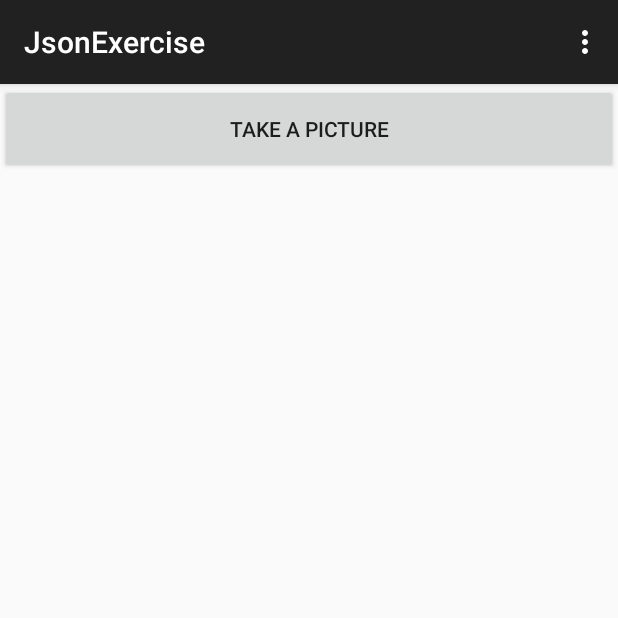
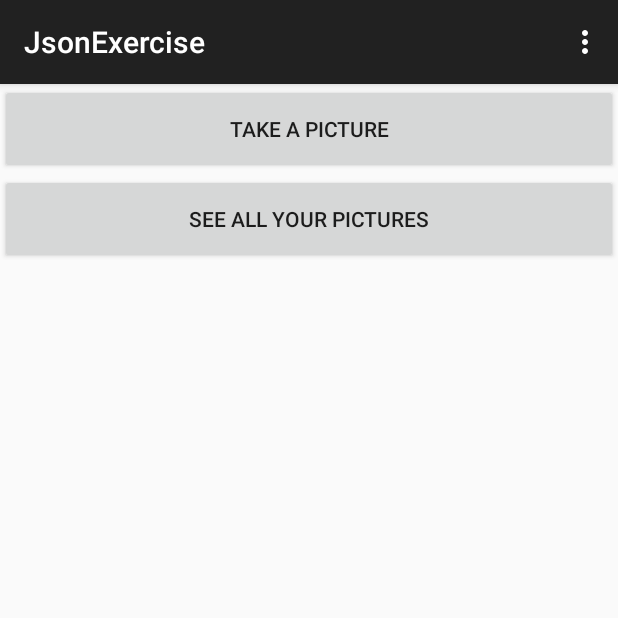
Before and after one commit to noor123/Android_secondExercise, an Android app: the TakePhotosActivity screen opened directly, with no data from a screen before it, on a phone screen of 412 x 824 dp, the top half of it. Run offline under Robolectric (Android 15) with nearby library versions, the phone set to English and light mode, and no system bars; our stand-ins replace Picasso; pictures from the network do not load.

Commit message:
you can see all photos

```diff
--- a/app/src/main/AndroidManifest.xml
+++ b/app/src/main/AndroidManifest.xml
@@ -32,6 +32,10 @@
             android:name=".activities.TakePhotosActivity"
             android:label="JsonExercise" >
         </activity>
+        <activity
+            android:name=".activities.ListOfPicturesActivity"
+            android:label="JsonExercise" >
+        </activity>
     </application>
 
 </manifest>
--- a/app/src/main/java/com/example/jeansmits/jsonexercise/activities/TakePhotosActivity.java
+++ b/app/src/main/java/com/example/jeansmits/jsonexercise/activities/TakePhotosActivity.java
@@ -12,15 +12,23 @@ import android.view.Menu;
 import android.view.MenuItem;
 import android.view.View;
 import android.widget.Button;
+import android.widget.EditText;
 import android.widget.ImageView;
 import com.squareup.picasso.Picasso;
 import com.example.jeansmits.jsonexercise.R;
+import android.widget.Toast;
 
 import java.io.File;
 
 public class TakePhotosActivity extends AppCompatActivity implements View.OnClickListener {
+    File fileDirectory;
     Button takePhoto;
-    File fileSaved;
+    EditText namePhoto;
+    Button savePhoto;
+    File fileWithPhoto;
+    Button deletePhoto;
+    Button gotoListPhotos;
+                    // Op andere pagina drop-down box met images en dan één image eronder.
     private static final String TAG = "MyActivity";
 
     @Override
@@ -30,10 +38,18 @@ public class TakePhotosActivity extends AppCompatActivity implements View.OnClic
 
         takePhoto = (Button) findViewById(R.id.take_photo);
         takePhoto.setOnClickListener(this);
+        deletePhoto = (Button) findViewById(R.id.delete_photo);
+        deletePhoto.setOnClickListener(this);
+        gotoListPhotos = (Button) findViewById(R.id.go_to_list_photos);
+        gotoListPhotos.setOnClickListener(this);
+        savePhoto = (Button) findViewById(R.id.save_image);
+        savePhoto.setOnClickListener(this);
+        namePhoto = (EditText) findViewById(R.id.name_image);
+
         boolean ExternalStorageAccessible = isExternalStorageWritable();
         if (ExternalStorageAccessible) {
-            File fileDirectory = makeAlbumStorageDir("photos");
-            fileSaved = new File(fileDirectory, "photosTakenByUser.jpg");
+            fileDirectory = makeAlbumStorageDir("photos");
+            fileWithPhoto = new File(fileDirectory, "photosTakenByUser.jpg");
         }
     }
 
@@ -64,26 +80,38 @@ public class TakePhotosActivity extends AppCompatActivity implements View.OnClic
 
     @Override
     public void onClick(View v) {
-        Intent i = new Intent(MediaStore.ACTION_IMAGE_CAPTURE);
-        i.putExtra(MediaStore.EXTRA_OUTPUT, Uri.fromFile(fileSaved));
-        startActivityForResult(i, 0);
+        if (v == takePhoto) {
+            Intent i = new Intent(MediaStore.ACTION_IMAGE_CAPTURE);
+            i.putExtra(MediaStore.EXTRA_OUTPUT, Uri.fromFile(fileWithPhoto));
+            startActivityForResult(i, 0);
+            namePhoto.setText("");
+        } else if (v == deletePhoto) {
+            fileWithPhoto.delete();
+            ImageView showPhoto = (ImageView) findViewById(R.id.photo);
+            showPhoto.setVisibility(View.INVISIBLE);
+            deletePhoto.setVisibility(View.INVISIBLE);
+        } else if (v == gotoListPhotos) {
+            Intent intent = new Intent(this, ListOfPicturesActivity.class);
+            startActivity(intent);
+        } else if (v == savePhoto) {
+            File f = new File(fileDirectory, namePhoto.getText().toString() + ".jpg");
+            fileWithPhoto.renameTo(f);
+        }
+
     }
 
-//    @Override
-//    public void onActivityResult() {
-//        ImageView showPhoto = (ImageView) findViewById(R.id.photo);
-//        Picasso.with(this).load("File://" + fileSaved.getAbsolutePath()).into(showPhoto);
-//
-//
 
     @Override
     protected void onActivityResult(int requestCode, int resultCode, Intent data) {
         super.onActivityResult(requestCode, resultCode, data);
+        ImageView showPhoto = (ImageView) findViewById(R.id.photo);
+        Picasso.with(this).load("file://" + fileWithPhoto.getAbsolutePath()).into(showPhoto);
+        deletePhoto.setVisibility(View.VISIBLE);
+        gotoListPhotos.setVisibility(View.VISIBLE);
+        savePhoto.setVisibility(View.VISIBLE);
+        namePhoto.setVisibility(View.VISIBLE);
+        takePhoto.setText("Take another picture");
     }
-//        // catch IOException voor als er niet genoeg ruimte is om de foto op te slaan
-//        // delete files met myFile.delete();
-//
-//    }
 
     private boolean isExternalStorageWritable() {
         String state = Environment.getExternalStorageState();
@@ -103,5 +131,9 @@ public class TakePhotosActivity extends AppCompatActivity implements View.OnClic
         return file;
     }
 
+    private void toastMessage (String message) {
+        Toast.makeText(this, message, Toast.LENGTH_SHORT).show();
+    }
+
 
 }
--- a/app/src/main/res/layout/take_photos.xml
+++ b/app/src/main/res/layout/take_photos.xml
@@ -8,11 +8,67 @@
         android:layout_width="match_parent"
         android:layout_height="60dp"
         android:layout_gravity="center"
-        android:text="Take a picture"/>
+        android:text="Take a picture" />
+
+    <Button
+        android:id="@+id/go_to_list_photos"
+        android:layout_width="match_parent"
+        android:layout_height="60dp"
+        android:layout_gravity="center"
+        android:text="See all your pictures" />
 
     <ImageView
         android:id="@+id/photo"
+        android:layout_width="wrap_content"
+        android:layout_height="wrap_content"
+        android:layout_gravity="center_horizontal"/>
+
+    <LinearLayout
         android:layout_width="match_parent"
-        android:layout_height="match_parent" />
+        android:layout_height="60dp"
+        android:orientation="horizontal"
+        android:weightSum="100">
+
+        <EditText
+            android:id="@+id/name_image"
+            android:layout_width="0dp"
+            android:layout_height="match_parent"
+            android:layout_weight="50"
+            android:hint="Give in a name"
+            android:visibility="invisible" />
+
+        <Button
+            android:id="@+id/save_image"
+            android:layout_width="0dp"
+            android:layout_height="match_parent"
+            android:layout_gravity="center"
+            android:layout_weight="50"
+            android:text="Save"
+            android:visibility="invisible" />
+
+    </LinearLayout>
+
+    <LinearLayout
+        android:layout_width="match_parent"
+        android:layout_height="60dp"
+        android:orientation="horizontal"
+        android:weightSum="100">
+
+        <EditText
+            android:layout_width="0dp"
+            android:layout_height="match_parent"
+            android:layout_weight="50"
+            android:visibility="invisible"/>
+
+        <Button
+            android:id="@+id/delete_photo"
+            android:layout_width="0dp"
+            android:layout_height="match_parent"
+            android:layout_weight="50"
+            android:layout_gravity="center"
+            android:text="Delete"
+            android:visibility="invisible"  />
+
+    </LinearLayout>
 
 </LinearLayout>
```
Also changed, not shown: app/src/main/java/com/example/jeansmits/jsonexercise/activities/ListOfPicturesActivity.java (added, +81 -0 lines), app/src/main/res/layout/list_of_pictures.xml (added, +18 -0 lines).
